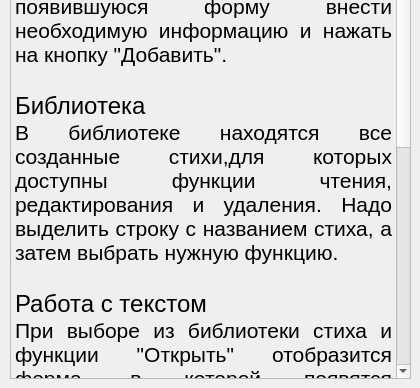
Old version of the form UIs/MethodologyForm.ui in the repository Krahjotdaan/LearningPoem; both pictures show x 0 to 420 and y 312 to 700 of the 420 by 700 pixel window.
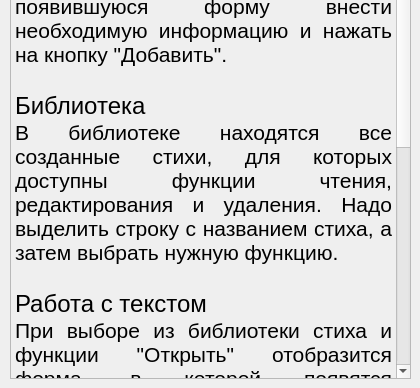
New version of the form.

```diff
--- a/UIs/MethodologyForm.ui
+++ b/UIs/MethodologyForm.ui
@@ -126,7 +126,7 @@
 &lt;p align=&quot;justify&quot; style=&quot; margin-top:0px; margin-bottom:0px; margin-left:0px; margin-right:0px; -qt-block-indent:0; text-indent:0px;&quot;&gt;&lt;span style=&quot; font-size:16pt;&quot;&gt;Чтобы добавить стих, в главном меню перейти во вкладку &amp;quot;Новый стих&amp;quot;, в появившуюся форму внести необходимую информацию и нажать на кнопку &amp;quot;Добавить&amp;quot;. &lt;/span&gt;&lt;/p&gt;
 &lt;p align=&quot;justify&quot; style=&quot;-qt-paragraph-type:empty; margin-top:0px; margin-bottom:0px; margin-left:0px; margin-right:0px; -qt-block-indent:0; text-indent:0px; font-size:16pt;&quot;&gt;&lt;br /&gt;&lt;/p&gt;
 &lt;p align=&quot;justify&quot; style=&quot; margin-top:0px; margin-bottom:0px; margin-left:0px; margin-right:0px; -qt-block-indent:0; text-indent:0px;&quot;&gt;&lt;span style=&quot; font-size:18pt;&quot;&gt;Библиотека &lt;/span&gt;&lt;/p&gt;
-&lt;p align=&quot;justify&quot; style=&quot; margin-top:0px; margin-bottom:0px; margin-left:0px; margin-right:0px; -qt-block-indent:0; text-indent:0px;&quot;&gt;&lt;span style=&quot; font-size:16pt;&quot;&gt;В библиотеке находятся все созданные стихи,для которых доступны функции чтения, редактирования и удаления. Надо выделить строку с названием стиха, а затем выбрать нужную функцию.&lt;/span&gt;&lt;/p&gt;
+&lt;p align=&quot;justify&quot; style=&quot; margin-top:0px; margin-bottom:0px; margin-left:0px; margin-right:0px; -qt-block-indent:0; text-indent:0px;&quot;&gt;&lt;span style=&quot; font-size:16pt;&quot;&gt;В библиотеке находятся все созданные стихи, для которых доступны функции чтения, редактирования и удаления. Надо выделить строку с названием стиха, а затем выбрать нужную функцию.&lt;/span&gt;&lt;/p&gt;
 &lt;p align=&quot;justify&quot; style=&quot;-qt-paragraph-type:empty; margin-top:0px; margin-bottom:0px; margin-left:0px; margin-right:0px; -qt-block-indent:0; text-indent:0px; font-size:16pt;&quot;&gt;&lt;br /&gt;&lt;/p&gt;
 &lt;p align=&quot;justify&quot; style=&quot; margin-top:0px; margin-bottom:0px; margin-left:0px; margin-right:0px; -qt-block-indent:0; text-indent:0px;&quot;&gt;&lt;span style=&quot; font-size:18pt;&quot;&gt;Работа с текстом&lt;/span&gt;&lt;/p&gt;
 &lt;p align=&quot;justify&quot; style=&quot; margin-top:0px; margin-bottom:0px; margin-left:0px; margin-right:0px; -qt-block-indent:0; text-indent:0px;&quot;&gt;&lt;span style=&quot; font-size:16pt;&quot;&gt;При выборе из библиотеки стиха и функции &amp;quot;Открыть&amp;quot; отобразится форма, в которой появятся информация о стихотворении, методы работы с текстом и сам текст. Выбор метода &amp;quot;Первое слово&amp;quot; отобразит первые слова каждой строки, метод &amp;quot;Строки&amp;quot; с внесением в соответствующее поле через пробел чисел от 1 до 4 отобразит в каждом четверостишье строки с указанными номерами, метод &amp;quot;Четверостишья&amp;quot; с внесением в соответствующее поле через пробел их номеров отобразит соответствующие четверостишья, метод &amp;quot;Исходный&amp;quot; вернёт текст к первоначальному состоянию.&lt;/span&gt;&lt;/p&gt;&lt;/body&gt;&lt;/html&gt;</string>
```
